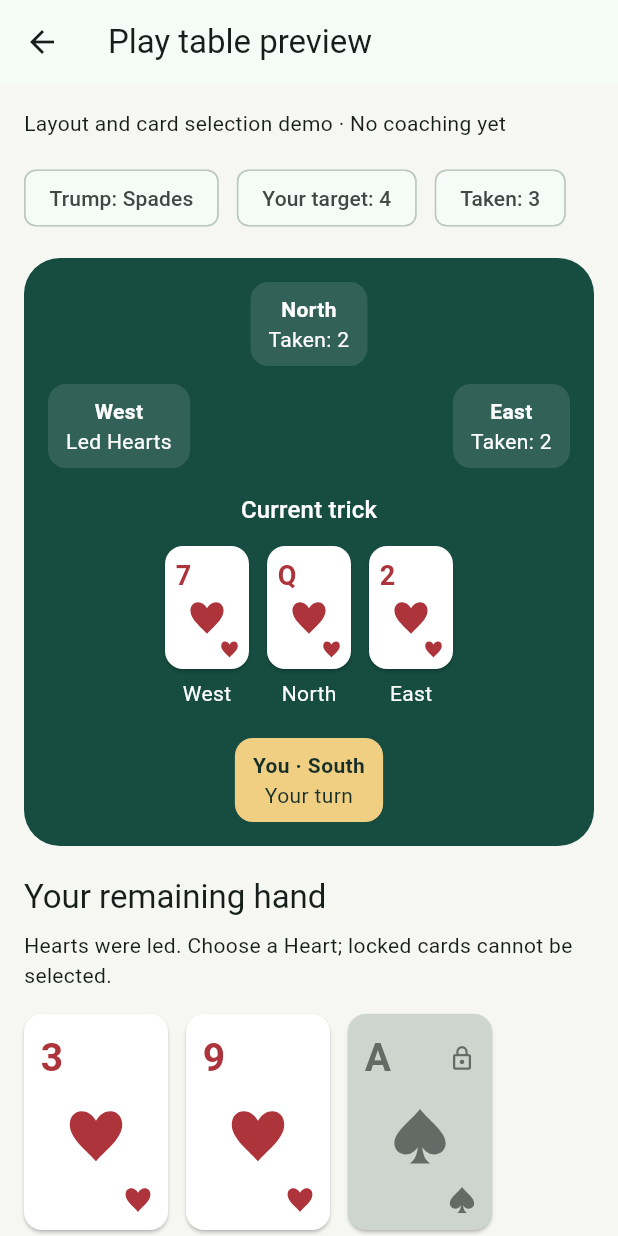
After one commit to abdallah-gaber/estimation-coach, a Flutter app: the screen it shows after launch, after a tap on the "table restaurant" icon, on a phone screen of 412 x 824 dp. The commit adds this screen. Run offline on Flutter 3.47's test engine with Material 3 defaults, Android fonts, the phone set to English and light mode, and no system bars.

Commit message:
Add four-seat table preview and Egyptian localization plan

```diff
--- a/lib/features/bidding_training/bidding_training_screen.dart
+++ b/lib/features/bidding_training/bidding_training_screen.dart
@@ -6,6 +6,7 @@ import '../../scenarios/bidding_scenario.dart';
 import '../../scenarios/load_bidding_scenarios.dart';
 import '../../shared/widgets/playing_card.dart';
 import 'bidding_labels.dart';
+import '../play_training/play_table_preview_screen.dart';
 
 class BiddingTrainingScreen extends StatefulWidget {
   const BiddingTrainingScreen({super.key, this.loader});
@@ -67,6 +68,19 @@ class _BiddingTrainingScreenState extends State<BiddingTrainingScreen> {
   @override
   Widget build(BuildContext context) {
     return Scaffold(
+      appBar: AppBar(
+        actions: [
+          IconButton(
+            tooltip: 'Play table preview',
+            onPressed: () => Navigator.of(context).push(
+              MaterialPageRoute<void>(
+                builder: (_) => const PlayTablePreviewScreen(),
+              ),
+            ),
+            icon: const Icon(Icons.table_restaurant_outlined),
+          ),
+        ],
+      ),
       body: SafeArea(
         child: FutureBuilder<List<BiddingScenario>>(
           future: _loading,
--- /dev/null
+++ b/lib/features/play_training/play_table_fixture.dart
@@ -0,0 +1,18 @@
+import '../../core/cards/cards.dart';
+import '../../core/game_rules/bidding.dart';
+
+/// UI fixture only, like preview_cards.dart. No authored coaching or outcome.
+/// Replace with validated portable play scenarios when EC-044 is implemented.
+abstract final class PlayTableFixture {
+  static final hand = Hand(['3H', '9H', 'AS', '2C'].map(GameCard.parse));
+  static const trump = Trump.spades;
+  static const target = 4;
+  static const taken = 3;
+  static const leader = PlayerSeat.west;
+  static const trick = [
+    (seat: PlayerSeat.west, card: GameCard(Rank.seven, Suit.hearts)),
+    (seat: PlayerSeat.north, card: GameCard(Rank.queen, Suit.hearts)),
+    (seat: PlayerSeat.east, card: GameCard(Rank.two, Suit.hearts)),
+  ];
+  static const opponentTaken = 2;
+}
--- /dev/null
+++ b/lib/features/play_training/play_table_preview_screen.dart
@@ -0,0 +1,213 @@
+import 'package:flutter/material.dart';
+
+import '../../app/visual_tokens.dart';
+import '../../core/cards/cards.dart';
+import '../../core/game_rules/legal_cards.dart';
+import '../../shared/widgets/card_labels.dart';
+import '../../shared/widgets/playing_card.dart';
+import '../bidding_training/bidding_labels.dart';
+import 'play_table_fixture.dart';
+
+class PlayTablePreviewScreen extends StatefulWidget {
+  const PlayTablePreviewScreen({super.key});
+
+  @override
+  State<PlayTablePreviewScreen> createState() => _PlayTablePreviewScreenState();
+}
+
+class _PlayTablePreviewScreenState extends State<PlayTablePreviewScreen> {
+  GameCard? _selected;
+
+  @override
+  Widget build(BuildContext context) {
+    final text = Theme.of(context).textTheme;
+    final allowed = legalCards(
+      PlayTableFixture.hand,
+      ledSuit: PlayTableFixture.trick.first.card.suit,
+    );
+    return Scaffold(
+      appBar: AppBar(title: const Text('Play table preview')),
+      body: SafeArea(
+        child: SingleChildScrollView(
+          padding: const EdgeInsets.all(16),
+          child: Center(
+            child: ConstrainedBox(
+              constraints: const BoxConstraints(maxWidth: 760),
+              child: Column(
+                crossAxisAlignment: CrossAxisAlignment.start,
+                children: [
+                  const Text(
+                    'Layout and card selection demo · No coaching yet',
+                  ),
+                  const SizedBox(height: 16),
+                  Wrap(
+                    spacing: 12,
+                    runSpacing: 8,
+                    children: [
+                      Chip(
+                        label: Text('Trump: ${PlayTableFixture.trump.label}'),
+                      ),
+                      const Chip(
+                        label: Text('Your target: ${PlayTableFixture.target}'),
+                      ),
+                      const Chip(
+                        label: Text('Taken: ${PlayTableFixture.taken}'),
+                      ),
+                    ],
+                  ),
+                  const SizedBox(height: 16),
+                  Container(
+                    width: double.infinity,
+                    padding: const EdgeInsets.all(16),
+                    decoration: BoxDecoration(
+                      color: VisualTokens.table,
+                      borderRadius: BorderRadius.circular(24),
+                    ),
+                    child: Column(
+                      children: [
+                        _seat(
+                          'North',
+                          'Taken: ${PlayTableFixture.opponentTaken}',
+                        ),
+                        const SizedBox(height: 12),
+                        Row(
+                          crossAxisAlignment: CrossAxisAlignment.start,
+                          children: [
+                            Expanded(
+                              child: Align(
+                                alignment: Alignment.centerLeft,
+                                child: _seat('West', 'Led Hearts'),
+                              ),
+                            ),
+                            const SizedBox(width: 12),
+                            Expanded(
+                              child: Align(
+                                alignment: Alignment.centerRight,
+                                child: _seat(
+                                  'East',
+                                  'Taken: ${PlayTableFixture.opponentTaken}',
+                                ),
+                              ),
+                            ),
+                          ],
+                        ),
+                        const SizedBox(height: 16),
+                        Text(
+                          'Current trick',
+                          style: text.titleMedium?.copyWith(
+                            color: Colors.white,
+                          ),
+                        ),
+                        const SizedBox(height: 12),
+                        Wrap(
+                          alignment: WrapAlignment.center,
+                          spacing: 12,
+                          runSpacing: 12,
+                          children: [
+                            for (final play in PlayTableFixture.trick)
+                              Column(
+                                mainAxisSize: MainAxisSize.min,
+                                children: [
+                                  PlayingCard(
+                                    card: play.card,
+                                    compact: true,
+                                    readOnly: true,
+                                  ),
+                                  const SizedBox(height: 6),
+                                  Text(
+                                    seatLabel(play.seat),
+                                    style: const TextStyle(color: Colors.white),
+                                  ),
+                                ],
+                              ),
+                          ],
+                        ),
+                        const SizedBox(height: 20),
+                        _seat('You · South', 'Your turn', active: true),
+                      ],
+                    ),
+                  ),
+                  const SizedBox(height: 20),
+                  Text('Your remaining hand', style: text.titleLarge),
+                  const SizedBox(height: 8),
+                  const Text(
+                    'Hearts were led. Choose a Heart; locked cards cannot be selected.',
+                  ),
+                  const SizedBox(height: 16),
+                  Wrap(
+                    spacing: 12,
+                    runSpacing: 16,
+                    children: [
+                      for (final card in PlayTableFixture.hand.cards)
+                        PlayingCard(
+                          card: card,
+                          selected: card == _selected,
+                          onTap: allowed.contains(card)
+                              ? () => setState(
+                                  () => _selected = _selected == card
+                                      ? null
+                                      : card,
+                                )
+                              : null,
+                        ),
+                    ],
+                  ),
+                  const SizedBox(height: 20),
+                  Semantics(
+                    liveRegion: true,
+                    child: Text(
+                      _selected == null
+                          ? 'Choose a card to preview selection.'
+                          : 'Selected: ${_selected!.label}',
+                      style: text.titleMedium,
+                    ),
+                  ),
+                  const SizedBox(height: 8),
+                  const Text(
+                    'Selection only. No card is played and no winner or rating is calculated.',
+                  ),
+                  const SizedBox(height: 12),
+                  OutlinedButton(
+                    onPressed: _selected == null
+                        ? null
+                        : () => setState(() => _selected = null),
+                    child: const Text('Clear selection'),
+                  ),
+                  const SizedBox(height: 16),
+                ],
+              ),
+            ),
+          ),
+        ),
+      ),
+    );
+  }
+
+  Widget _seat(String name, String detail, {bool active = false}) => Container(
+    padding: const EdgeInsets.symmetric(horizontal: 12, vertical: 8),
+    decoration: BoxDecoration(
+      color: active
+          ? VisualTokens.accent
+          : Colors.white.withValues(alpha: 0.12),
+      borderRadius: BorderRadius.circular(12),
+    ),
+    child: Column(
+      mainAxisSize: MainAxisSize.min,
+      children: [
+        Text(
+          name,
+          textAlign: TextAlign.center,
+          style: TextStyle(
+            fontWeight: FontWeight.bold,
+            color: active ? VisualTokens.ink : Colors.white,
+          ),
+        ),
+        Text(
+          detail,
+          textAlign: TextAlign.center,
+          style: TextStyle(color: active ? VisualTokens.ink : Colors.white),
+        ),
+      ],
+    ),
+  );
+}
```
Also changed, not shown: 6 other files.
